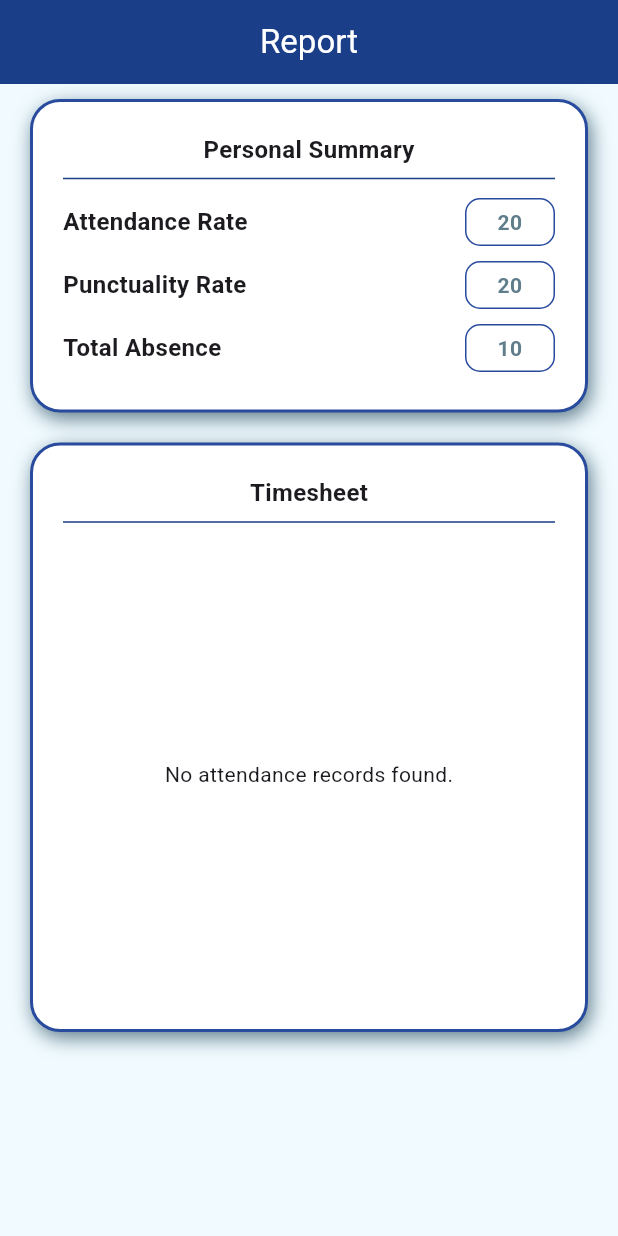
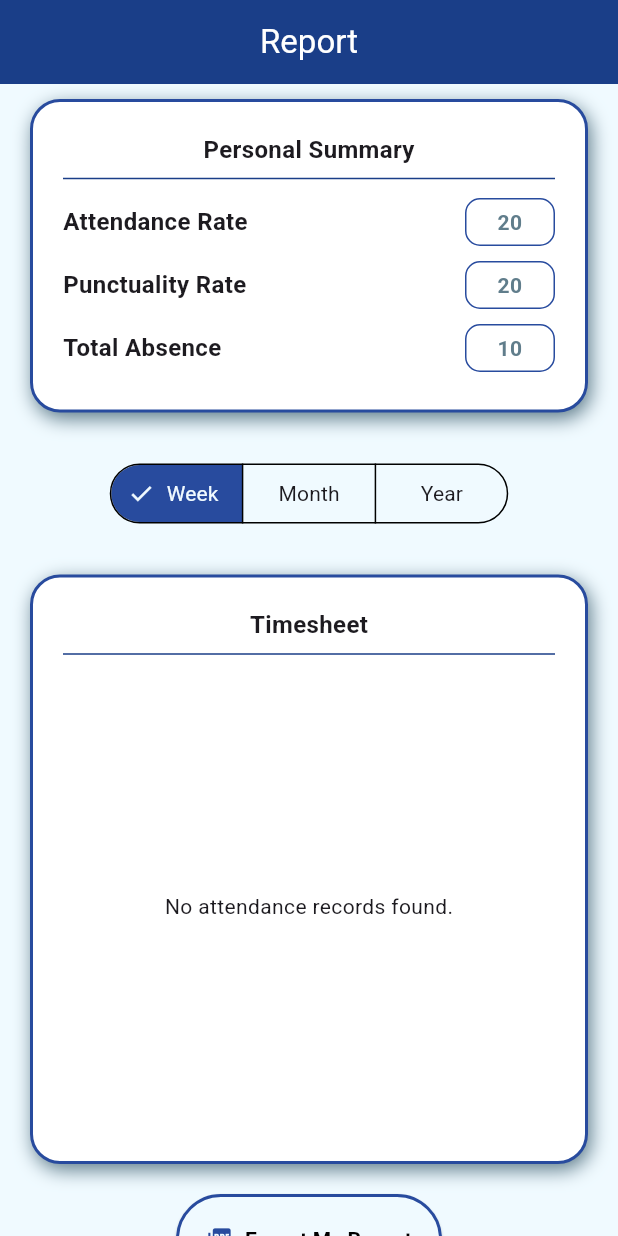
Before and after one commit to joliechieng2004-pixel/FYP---WorkNest, a Flutter app: the EmployeeReport screen opened directly with empty values, on a phone screen of 412 x 824 dp. Run offline on Flutter 3.47's test engine with Material 3 defaults, Android fonts, the phone set to English and light mode, and no system bars; our stand-ins replace camera, cloud_firestore, firebase_auth, firebase_core, geolocator, pdf and 2 more; missing offline and left inert: open_street_map_search_and_pick; accounts and stored records are empty.

Commit message:
Export PDF Report

```diff
--- a/lib/employee/employee_report.dart
+++ b/lib/employee/employee_report.dart
@@ -1,6 +1,7 @@
 import 'package:cloud_firestore/cloud_firestore.dart';
 import 'package:flutter/material.dart';
 import 'package:intl/intl.dart';
+import 'package:worknest/services/pdf_service.dart';
 
 class EmployeeReport extends StatefulWidget {
   final String deptCode;
@@ -18,6 +19,9 @@ class _EmployeeReportPageState extends State<EmployeeReport> {
   final Color bgLightBlue = const Color.fromARGB(255, 240, 250, 255);
 
   final ScrollController _timesheetScrollController = ScrollController();
+
+  String _selectedPeriod = "Weekly";
+  List<QueryDocumentSnapshot> _currentDocs = [];
   Stream<QuerySnapshot>? _attendanceStream;
 
   // --- INITIALIZATION ---
@@ -25,8 +29,13 @@ class _EmployeeReportPageState extends State<EmployeeReport> {
   void initState() {
     super.initState();
     debugPrint(widget.workerID);
-    _initAttendanceStream();
-  }
+    _attendanceStream = FirebaseFirestore.instance
+          .collection('attendances')
+          .where('attendanceUserId', isEqualTo: widget.workerID)
+          .where('attendanceDate', isGreaterThanOrEqualTo: Timestamp.fromDate(_getStartDate()))
+          .orderBy('attendanceDate', descending: true)
+          .snapshots();
+    }
 
   @override
   void dispose() {
@@ -67,6 +76,8 @@ class _EmployeeReportPageState extends State<EmployeeReport> {
                 ),
               ),
 
+              _buildPeriodToggle(),
+
               // Leave Requests (Scrollable Version)
               _buildCard(
                 child: Column(
@@ -98,6 +109,9 @@ class _EmployeeReportPageState extends State<EmployeeReport> {
                               if (snapshot.connectionState == ConnectionState.waiting) {
                                 return const Center(child: CircularProgressIndicator());
                               }
+
+                              _currentDocs = snapshot.data?.docs ?? []; // Save for export
+
                               if (!snapshot.hasData || snapshot.data!.docs.isEmpty) {
                                 return const Center(child: Text("No attendance records found."));
                               }
@@ -156,6 +170,33 @@ class _EmployeeReportPageState extends State<EmployeeReport> {
                   ],
                 ),
               ),
+
+              const SizedBox(height: 10),
+
+              ElevatedButton.icon(
+                icon: const Icon(Icons.picture_as_pdf),
+                label: const Text("Export My Report", style: TextStyle(fontWeight: FontWeight.bold, color: Colors.black)),
+                style: ElevatedButton.styleFrom(
+                  backgroundColor: bgLightBlue,
+                  foregroundColor: primaryBlue,
+                  side: BorderSide(width: 2, color: primaryBlue),
+                  padding: EdgeInsets.all(20)),
+                onPressed: () {
+                  if (_currentDocs.isEmpty) {
+                    ScaffoldMessenger.of(context).showSnackBar(
+                      const SnackBar(content: Text("No data available for the selected period.")),
+                    );
+                    return;
+                  }
+                  PdfExportService.exportAttendanceReport(
+                    title: "My Attendance Report",
+                    docs: _currentDocs, // This is the 'docs' variable from your StreamBuilder
+                    period: _selectedPeriod,
+                  );
+                },
+              ),
+
+              const SizedBox(height: 10),
             ],
           ),
         ),
@@ -273,13 +314,38 @@ class _EmployeeReportPageState extends State<EmployeeReport> {
     );
   }
 
-  void _initAttendanceStream() {
-    // We initialize the stream ONCE here.
-    // This prevents the flickering issue.
-    _attendanceStream = FirebaseFirestore.instance
-        .collection('attendances')
-        .where('attendanceUserId', isEqualTo: widget.workerID)
-        .orderBy('attendanceDate', descending: true)
-        .snapshots();
+  DateTime _getStartDate() {
+    DateTime now = DateTime.now();
+    if (_selectedPeriod == 'Weekly') return now.subtract(const Duration(days: 7));
+    if (_selectedPeriod == 'Monthly') return now.subtract(const Duration(days: 30));
+    return DateTime(now.year, 1, 1); // Yearly (Start of current year)
+  }
+
+  Widget _buildPeriodToggle() {
+    return Padding(
+      padding: const EdgeInsets.all(20.0),
+      child: SegmentedButton<String>(
+        // Define the choices
+        segments: const [
+          ButtonSegment(value: "Weekly", label: Text("Week")),
+          ButtonSegment(value: "Monthly", label: Text("Month")),
+          ButtonSegment(value: "Yearly", label: Text("Year")),
+        ],
+        // Tell it which one is currently highlighted
+        selected: {_selectedPeriod},
+        // What happens when a user clicks a new one
+        onSelectionChanged: (Set<String> newSelection) {
+          setState(() {
+            _selectedPeriod = newSelection.first;
+            // This triggers the StreamBuilder to restart with new dates!
+          });
+        },
+        style: SegmentedButton.styleFrom(
+          selectedBackgroundColor: primaryBlue,
+          selectedForegroundColor: bgLightBlue,
+          side: const BorderSide(width: 1),
+        ),
+      ),
+    );
   }
 }
--- a/pubspec.yaml
+++ b/pubspec.yaml
@@ -35,6 +35,9 @@ dependencies:
   camera: ^0.12.0
   geolocator: ^10.1.0
   open_street_map_search_and_pick: ^0.1.1
+  pdf: ^3.12.0
+  printing: ^5.14.3
+  path_provider: ^2.1.5
 
   # The following adds the Cupertino Icons font to your application.
   # Use with the CupertinoIcons class for iOS style icons.
```
Also changed, not shown: lib/employee/employee_schedule.dart (+19 -20 lines), lib/manager/manager_report.dart (+31 -2 lines), lib/services/pdf_service.dart (added, +75 -0 lines), pubspec.lock, 5 other files.
